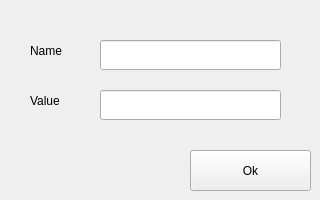
The window that constanteditor.ui (LoxoSoftware/FreeGM) describes before a commit, drawn with Qt 5.
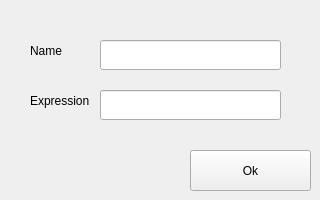
The same window after the commit. Icons and pictures are not drawn.

Commit message: Implemented saving/loading to GMConstant resource; Constants' value is now an expression string instead of a double

```diff
--- a/constanteditor.ui
+++ b/constanteditor.ui
@@ -52,7 +52,7 @@
      </rect>
     </property>
     <property name="text">
-     <string>Value</string>
+     <string>Expression</string>
     </property>
    </widget>
    <widget class="QLineEdit" name="txtCname">
```
The commit also changes 3 other files.
